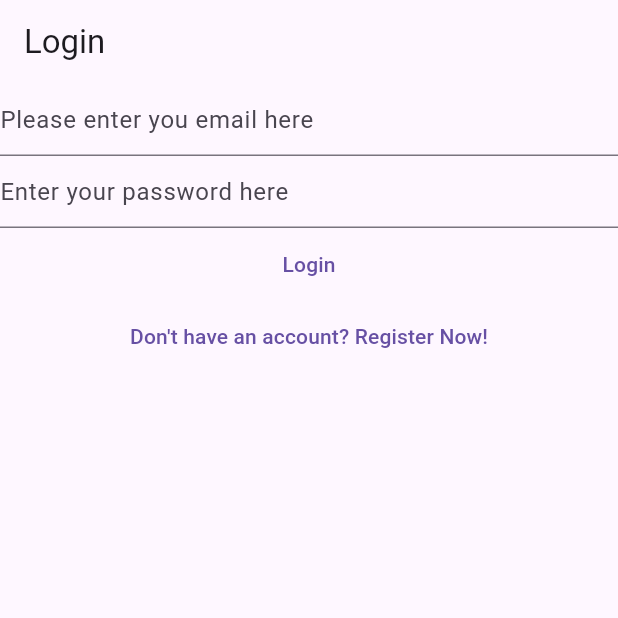
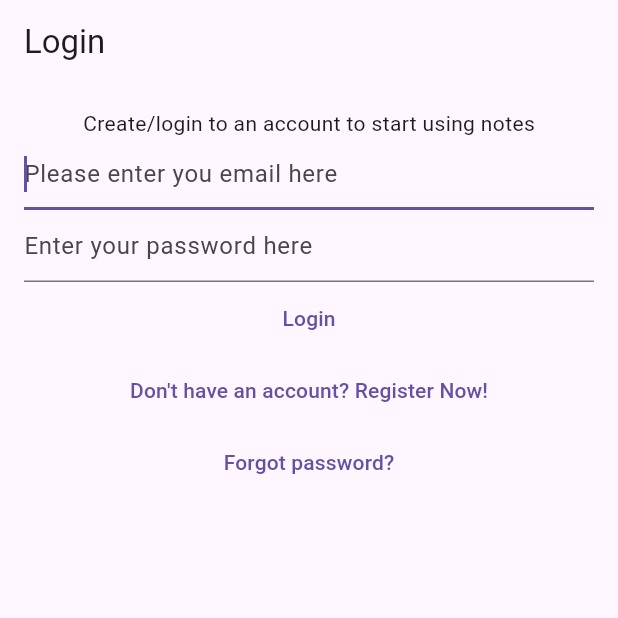
Before and after one commit to Thenameisafsal/Notes-app-complete, a Flutter app: the screen it shows after launch, on a phone screen of 412 x 824 dp, the top half of it. Run offline on Flutter 3.47's test engine with Material 3 defaults, Android fonts, the phone set to English and light mode, and no system bars; our stand-ins replace bloc, cloud_firestore, equatable, firebase_auth, firebase_core, flutter_bloc and 1 more; accounts and stored records are empty; generated files the repository leaves out were written again.

Commit message:
implemented logic completely in all parts and added forgot password feature

```diff
--- a/lib/main.dart
+++ b/lib/main.dart
@@ -6,6 +6,7 @@ import 'package:notes/services/auth/bloc/auth_bloc.dart';
 import 'package:notes/services/auth/bloc/auth_event.dart';
 import 'package:notes/services/auth/bloc/auth_state.dart';
 import 'package:notes/services/auth/firebase_auth_provider.dart';
+import 'package:notes/views/forgot_password_view.dart';
 import 'package:notes/views/login_view.dart';
 import 'package:notes/views/register_view.dart';
 import 'package:notes/views/verify_email_view.dart';
@@ -50,6 +51,8 @@ class HomePage extends StatelessWidget {
         return const LoginView();
       } else if (state is AuthStateRegistering) {
         return const RegisterView();
+      } else if (state is AuthStateForgotPassword) {
+        return const ForgotPasswordView();
       } else {
         return const Scaffold(
           body: CircularProgressIndicator(),
--- a/lib/services/auth/auth_provider.dart
+++ b/lib/services/auth/auth_provider.dart
@@ -1,10 +1,12 @@
 import 'package:notes/services/auth/auth_user.dart';
 
-abstract class AuthProvider{
-    AuthUser? get currentUser;
-    Future<AuthUser> login({required String email,required String password});
-    Future<AuthUser> createUser({required String email, required String password});
-    Future<void> logout();
-    Future<void> sendEmailVerification();
-    Future<void> startService();
+abstract class AuthProvider {
+  AuthUser? get currentUser;
+  Future<AuthUser> login({required String email, required String password});
+  Future<AuthUser> createUser(
+      {required String email, required String password});
+  Future<void> logout();
+  Future<void> sendEmailVerification();
+  Future<void> startService();
+  Future<void> sendPasswordResetMail({required String email});
 }
--- a/lib/services/auth/bloc/auth_event.dart
+++ b/lib/services/auth/bloc/auth_event.dart
@@ -33,3 +33,8 @@ class AuthEventRegister extends AuthEvent {
 class AuthEventShouldRegister extends AuthEvent {
   const AuthEventShouldRegister();
 }
+
+class AuthEventForgotPassword extends AuthEvent {
+  final String? email;
+  const AuthEventForgotPassword({required this.email});
+}
--- a/lib/services/auth/bloc/auth_state.dart
+++ b/lib/services/auth/bloc/auth_state.dart
@@ -11,27 +11,27 @@ abstract class AuthState {
 }
 
 class AuthStateUninitialized extends AuthState {
-  const AuthStateUninitialized({required bool isLoading})
-      : super(isLoading: isLoading);
+  const AuthStateUninitialized({required super.isLoading});
 }
 
 class AuthStateLoggedIn extends AuthState {
   final AuthUser user; // indicates current user
-  const AuthStateLoggedIn({required this.user, required bool isLoading})
-      : super(isLoading: isLoading);
+  const AuthStateLoggedIn({required this.user, required super.isLoading});
 }
 
 class AuthStateNeedsVerification extends AuthState {
-  const AuthStateNeedsVerification({required bool isLoading})
-      : super(isLoading: isLoading);
+  const AuthStateNeedsVerification({required super.isLoading});
 }
 
 class AuthStateLoggedOut extends AuthState with EquatableMixin {
   final Exception? exception;
+  @override
   final bool isLoading;
   const AuthStateLoggedOut(
-      {required this.exception, required this.isLoading, String? loadingText})
-      : super(isLoading: isLoading, loadingText: loadingText);
+      {required this.exception,
+      required this.isLoading,
+      super.loadingText = null})
+      : super(isLoading: isLoading);
 
   @override
   List<Object?> get props => [exception, isLoading];
@@ -39,6 +39,16 @@ class AuthStateLoggedOut extends AuthState with EquatableMixin {
 
 class AuthStateRegistering extends AuthState {
   final Exception? exception; // may or may not be successfu;
-  const AuthStateRegistering({required this.exception, required bool isLoading})
-      : super(isLoading: isLoading);
+  const AuthStateRegistering(
+      {required this.exception, required super.isLoading});
 }
+
+class AuthStateForgotPassword extends AuthState {
+  final Exception? exception;
+  final bool emailSent;
+
+  const AuthStateForgotPassword(
+      {required super.isLoading,
+      required this.exception,
+      required this.emailSent});
+}
--- /dev/null
+++ b/lib/utilities/dialogs/password_reset_email_sent_dialog.dart
@@ -0,0 +1,14 @@
+import 'package:flutter/widgets.dart';
+import 'package:notes/utilities/dialogs/generic_error_dialog.dart';
+
+Future<void> showPasswordResetEmailSentDialog(BuildContext context) async {
+  await showGenericDialog<void>(
+    context: context,
+    title: 'Password Reset',
+    content:
+        'Your Password Reset Email Has been sent, please check your email for details.',
+    optionsBuilder: () => {
+      "OK": null,
+    },
+  );
+}
--- a/lib/views/login_view.dart
+++ b/lib/views/login_view.dart
@@ -40,7 +40,8 @@ class _LoginViewState extends State<LoginView> {
         (context, state) async {
           if (state is AuthStateLoggedOut) {
             if (state.exception is UserNotFoundAuthException) {
-              await showErrorDialog(context, "User not found!");
+              await showErrorDialog(
+                  context, "User with given credentials was not found!");
             } else if (state.exception is InvalidPasswordAuthException) {
               await showErrorDialog(context, "Invalid email/  password!");
             } else {
@@ -52,11 +53,15 @@ class _LoginViewState extends State<LoginView> {
       },
       child: Scaffold(
         appBar: AppBar(title: const Text("Login")),
-        body: Column(
+        body: Padding(
+          padding: const EdgeInsets.all(16.0),
+          child: Column(
             children: [
+              const Text("Create/login to an account to start using notes"),
               TextField(
                 controller: _email,
                 autocorrect: false,
+                autofocus: true,
                 enableSuggestions: false,
                 keyboardType: TextInputType.emailAddress,
                 decoration: const InputDecoration(
@@ -82,11 +87,22 @@ class _LoginViewState extends State<LoginView> {
               ),
               TextButton(
                 onPressed: () {
-                context.read<AuthBloc>().add(const AuthEventShouldRegister());
+                  context
+                      .read<AuthBloc>()
+                      .add(AuthEventRegister(_email.text, _password.text));
                 },
                 child: const Text("Don't have an account? Register Now!"),
               ),
+              TextButton(
+                  onPressed: () {
+                    final email = _email.text;
+                    context
+                        .read<AuthBloc>()
+                        .add(AuthEventForgotPassword(email: email));
+                  },
+                  child: const Text("Forgot password?"))
             ],
+          ),
         ),
       ),
     );
```
Also changed, not shown: lib/helpers/loading/loading_screen.dart (+5 -5 lines), lib/services/auth/auth_exceptions.dart (+14 -7 lines), lib/services/auth/auth_service.dart (+8 -4 lines), lib/services/auth/bloc/auth_bloc.dart (+29 -0 lines), lib/services/auth/firebase_auth_provider.dart (+61 -47 lines), lib/views/forgot_password_view.dart (added, +81 -0 lines), lib/views/register_view.dart (+30 -9 lines), 1 other file. Lines whose indentation alone changed are shown as unchanged.
